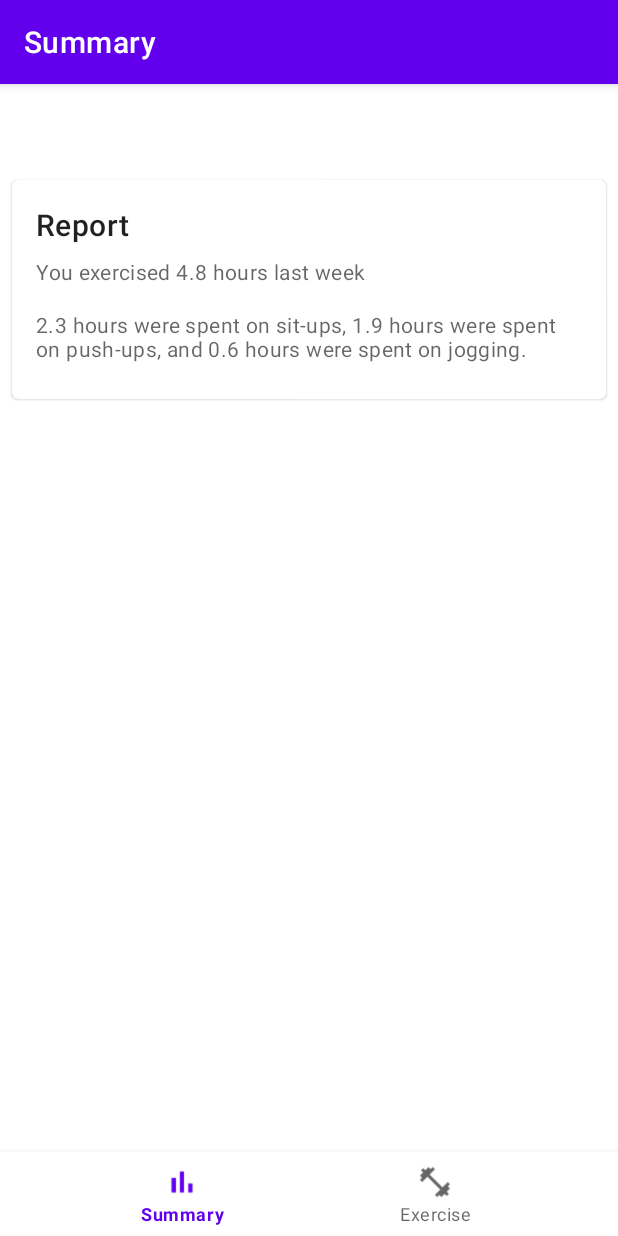
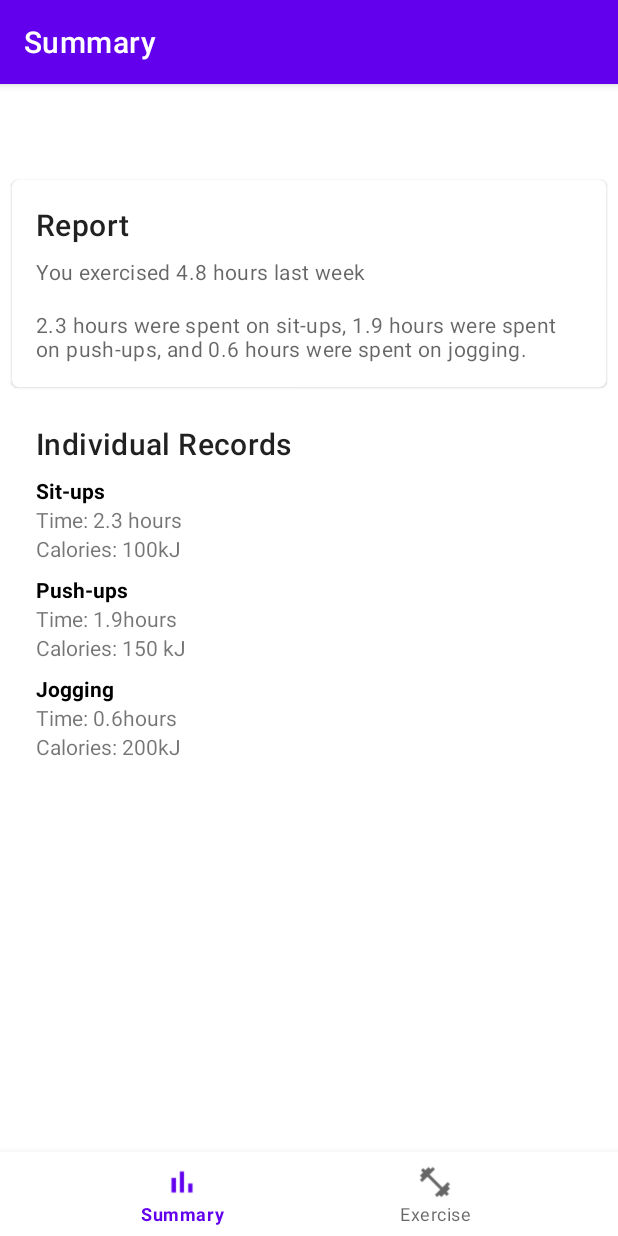
Before and after one commit to gym-tutor/android, an Android app: the screen it shows after launch (MainActivity), on a phone screen of 412 x 824 dp. Run offline under Robolectric (Android 15) with nearby library versions, the phone set to English and light mode, and no system bars; our stand-ins replace navigation-ui.

Commit message:
Summary page

```diff
--- a/app/src/main/res/layout/fragment_summary.xml
+++ b/app/src/main/res/layout/fragment_summary.xml
@@ -19,10 +19,9 @@
         <LinearLayout
             android:id="@+id/linearLayout"
             android:layout_width="match_parent"
-            android:layout_height="146dp"
+            android:layout_height="wrap_content"
             android:orientation="vertical"
             android:padding="16dp"
-            app:layout_constraintEnd_toEndOf="parent"
             app:layout_constraintStart_toStartOf="parent"
             app:layout_constraintTop_toTopOf="parent">
 
@@ -51,4 +50,87 @@
 
         </LinearLayout>
     </com.google.android.material.card.MaterialCardView>
+
+    <LinearLayout
+        android:layout_width="match_parent"
+        android:layout_height="wrap_content"
+        android:layout_margin="8dp"
+        android:layout_marginTop="10dp"
+        android:orientation="vertical"
+        android:padding="16dp"
+        android:theme="@style/AppTheme"
+        app:layout_constraintEnd_toEndOf="parent"
+        app:layout_constraintTop_toBottomOf="@+id/summary_card">
+
+        <TextView
+            android:id="@+id/textView"
+            android:layout_width="wrap_content"
+            android:layout_height="wrap_content"
+            android:text="Individual Records"
+            android:textAppearance="?attr/textAppearanceHeadline6" />
+
+        <TextView
+            android:id="@+id/textView8"
+            android:layout_width="wrap_content"
+            android:layout_height="wrap_content"
+            android:layout_marginTop="8dp"
+            android:text="Sit-ups"
+            android:textColor="@android:color/black"
+            android:textStyle="bold" />
+
+        <TextView
+            android:id="@+id/textView9"
+            android:layout_width="wrap_content"
+            android:layout_height="wrap_content"
+            android:text="Time: 2.3 hours" />
+
+        <TextView
+            android:id="@+id/textView10"
+            android:layout_width="wrap_content"
+            android:layout_height="wrap_content"
+            android:text="Calories: 100kJ" />
+
+        <TextView
+            android:id="@+id/textView11"
+            android:layout_width="wrap_content"
+            android:layout_height="wrap_content"
+            android:layout_marginTop="8dp"
+            android:text="Push-ups"
+            android:textColor="@android:color/black"
+            android:textStyle="bold" />
+
+        <TextView
+            android:id="@+id/textView12"
+            android:layout_width="wrap_content"
+            android:layout_height="wrap_content"
+            android:text="Time: 1.9hours" />
+
+        <TextView
+            android:id="@+id/textView13"
+            android:layout_width="wrap_content"
+            android:layout_height="wrap_content"
+            android:text="Calories: 150 kJ" />
+
+        <TextView
+            android:id="@+id/textView14"
+            android:layout_width="wrap_content"
+            android:layout_height="wrap_content"
+            android:layout_marginTop="8dp"
+            android:text="Jogging"
+            android:textColor="@android:color/black"
+            android:textStyle="bold" />
+
+        <TextView
+            android:id="@+id/textView15"
+            android:layout_width="wrap_content"
+            android:layout_height="wrap_content"
+            android:text="Time: 0.6hours" />
+
+        <TextView
+            android:id="@+id/textView16"
+            android:layout_width="wrap_content"
+            android:layout_height="wrap_content"
+            android:text="Calories: 200kJ" />
+
+    </LinearLayout>
 </androidx.constraintlayout.widget.ConstraintLayout>
```
